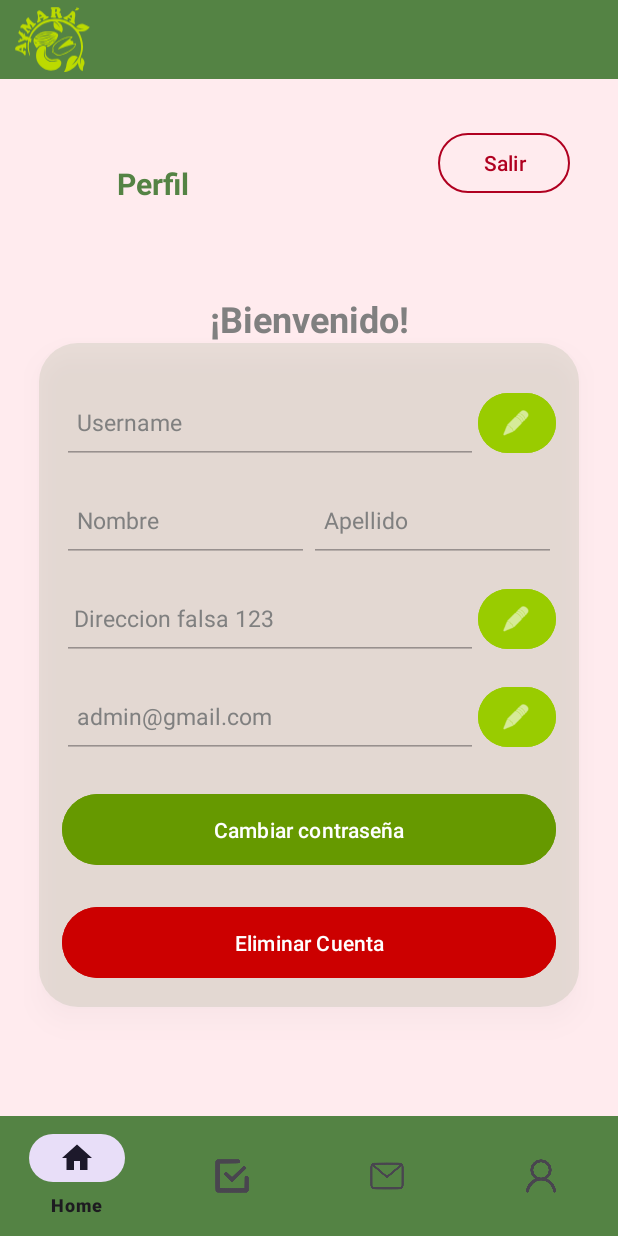
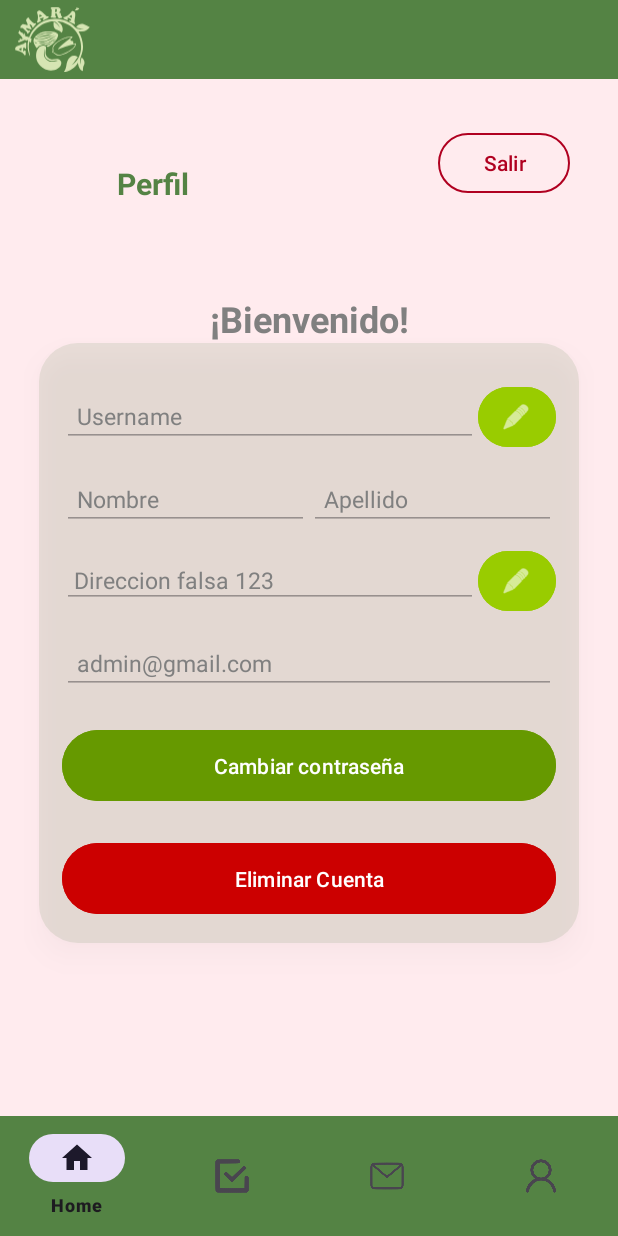
Before and after one commit to OrganizacionProyecto/Aymara-App, an Android app: the ProfileFragment screen opened through its navigation route, on a phone screen of 412 x 824 dp. Run offline under Robolectric (Android 15) with nearby library versions, the phone set to English and light mode, and no system bars; 1 statement that could not run was skipped.

Commit message:
Actualizando la rama a ultimo entregable

```diff
--- a/app/src/main/res/layout/fragment_home.xml
+++ b/app/src/main/res/layout/fragment_home.xml
@@ -29,6 +29,7 @@
         android:layout_marginStart="10dp"
         android:layout_marginEnd="10dp"
         android:fontFamily="sans-serif"
+        android:lineSpacingExtra="10sp"
         android:text="Tu dietetica de confianza!"
         android:textColor="@color/AmarilloLogo"
         android:textSize="30sp"
--- a/app/src/main/res/layout/profile_fragment.xml
+++ b/app/src/main/res/layout/profile_fragment.xml
@@ -71,12 +71,14 @@
             <EditText
                 android:id="@+id/etUsername"
                 android:layout_width="0dp"
-                android:layout_height="55dp"
+                android:layout_height="wrap_content"
                 android:layout_weight="1"
                 android:padding="10dp"
                 android:text="Username"
                 android:textColor="@color/grey"
-                android:textSize="15sp" />
+                android:textSize="15sp"
+                android:focusable="false"
+                android:focusableInTouchMode="false"/>
 
             <Button
                 android:id="@+id/btnEditUsername"
@@ -84,6 +86,7 @@
                 android:layout_height="wrap_content"
                 android:backgroundTint="@android:color/holo_green_light"
                 android:textColor="@color/VerdeAymara"
+                android:contentDescription="Editar username"
                 app:icon="@android:drawable/ic_menu_edit"
                 app:iconGravity="textStart"
                 app:iconPadding="1dp"
@@ -98,9 +101,11 @@
 
             <EditText
                 android:id="@+id/etFirst_Name"
-                android:layout_width="0dp"
-                android:layout_height="55dp"
+                android:layout_width="1sp"
+                android:layout_height="match_parent"
                 android:layout_weight="1"
+                android:focusable="false"
+                android:focusableInTouchMode="false"
                 android:padding="10dp"
                 android:text="Nombre"
                 android:textColor="@color/grey"
@@ -108,13 +113,15 @@
 
             <EditText
                 android:id="@+id/etLast_Name"
-                android:layout_width="0dp"
-                android:layout_height="55dp"
+                android:layout_width="1sp"
+                android:layout_height="wrap_content"
                 android:layout_weight="1"
                 android:padding="10dp"
                 android:text="Apellido"
                 android:textColor="@color/grey"
-                android:textSize="15sp" />
+                android:textSize="15sp"
+                android:focusable="false"
+                android:focusableInTouchMode="false"/>
         </LinearLayout>
 
         <LinearLayout
@@ -126,7 +133,7 @@
             <EditText
                 android:id="@+id/etDireccion"
                 android:layout_width="0dp"
-                android:layout_height="55dp"
+                android:layout_height="wrap_content"
                 android:layout_weight="1"
                 android:padding="8dp"
                 android:text="Direccion falsa 123"
@@ -139,6 +146,7 @@
                 android:layout_height="wrap_content"
                 android:backgroundTint="@android:color/holo_green_light"
                 android:textColor="@color/VerdeAymara"
+                android:contentDescription="Editar la dirección de correo electrónico"
                 app:icon="@android:drawable/ic_menu_edit"
                 app:iconGravity="textStart"
                 app:iconPadding="1dp"
@@ -153,24 +161,17 @@
 
             <EditText
                 android:id="@+id/etEmail"
-                android:layout_width="0dp"
-                android:layout_height="55dp"
+                android:layout_width="match_parent"
+                android:layout_height="wrap_content"
                 android:layout_weight="1"
                 android:padding="10dp"
                 android:text="admin@gmail.com"
                 android:textColor="@color/grey"
-                android:textSize="15sp" />
+                android:textSize="15sp"
+                android:focusable="false"
+                android:focusableInTouchMode="false"/>
 
-            <Button
-                android:id="@+id/btnEditEmail"
-                android:layout_width="52dp"
-                android:layout_height="wrap_content"
-                android:backgroundTint="@android:color/holo_green_light"
-                android:textColor="@color/VerdeAymara"
-                app:icon="@android:drawable/ic_menu_edit"
-                app:iconGravity="textStart"
-                app:iconPadding="1dp"
-                app:iconSize="20dp" />
+
         </LinearLayout>
 
         <Button
--- a/app/src/main/res/values/colors.xml
+++ b/app/src/main/res/values/colors.xml
@@ -5,7 +5,7 @@
     <color name="VerdeAymara">#548344</color>
     <color name="red">#FF0000</color>
     <color name="grey">#808080</color>
-    <color name="AmarilloLogo">#FFBCDA00</color>
+    <color name="AmarilloLogo">#D6E5B3</color>
     <color name="botonEnviar">#548344</color>
     <color name="botonBorrar">#F44336</color>
 </resources>
```
Also changed, not shown: 1 other file.
